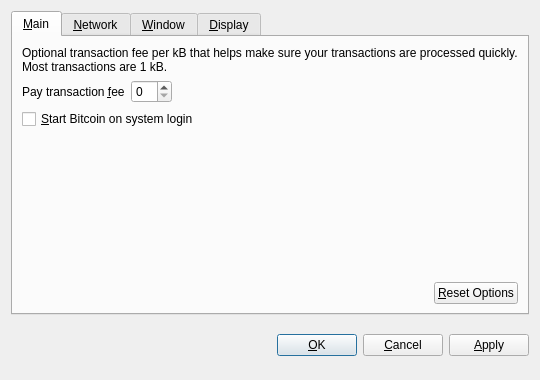
This is src/qt/forms/optionsdialog.ui in vlugansky/bitcoinold08 as Qt 5 draws it before an edit. The edited form follows.
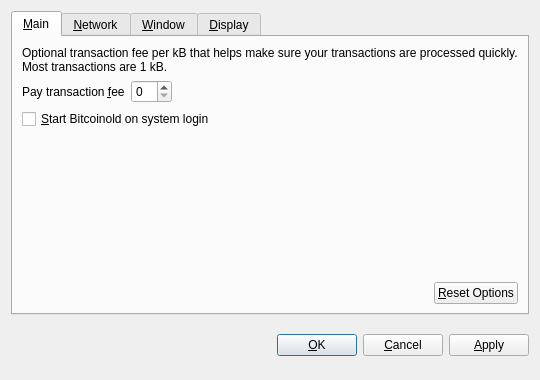
This is the edited form. Custom widgets are drawn as their Qt base class.

```diff
--- a/src/qt/forms/optionsdialog.ui
+++ b/src/qt/forms/optionsdialog.ui
@@ -82,7 +82,7 @@
           <string>Automatically start Bitcoin after logging in to the system.</string>
          </property>
          <property name="text">
-          <string>&amp;Start Bitcoin on system login</string>
+          <string>&amp;Start Bitcoinold on system login</string>
          </property>
         </widget>
        </item>
```
Left out of the diff: 18 changed lines with no effect on the pictures.
